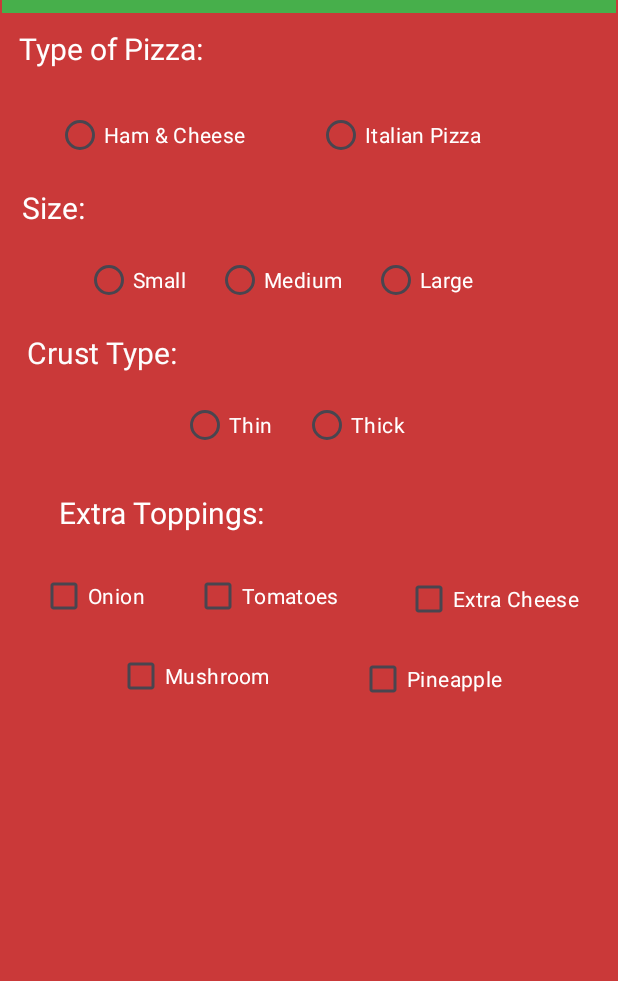
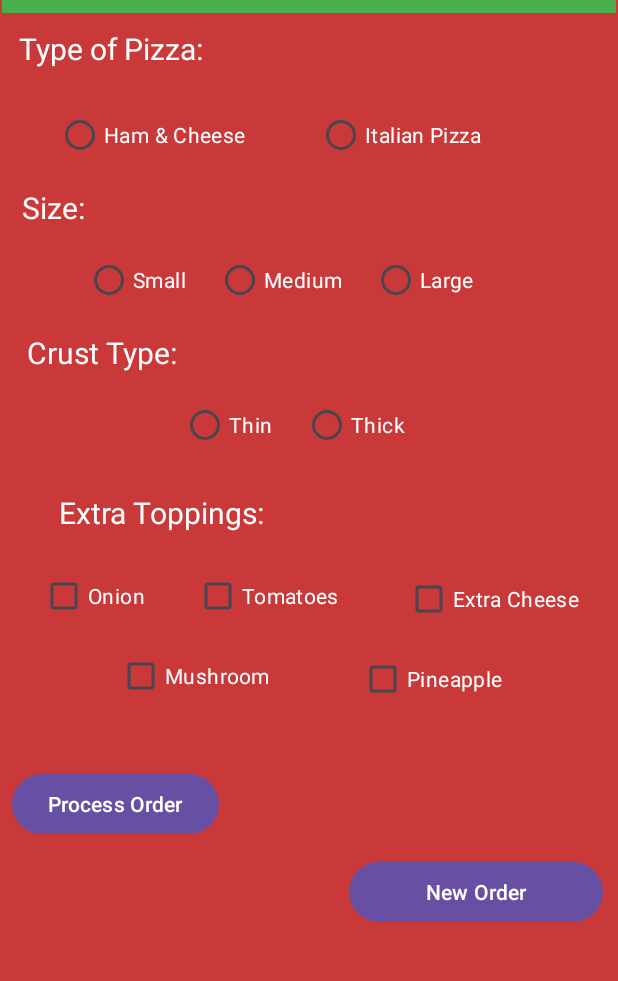
Before and after one commit to jowen-jowen/SliceMeUpPizza, an Android app: the screen it shows after launch (MainActivity), on a phone screen of 412 x 824 dp, the part 83-1064 px from its top. Run offline under Robolectric (Android 15) with nearby library versions, the phone set to English and light mode, and no system bars; Roboto replaces fonts that are not available here.

Commit message:
added the functionality

```diff
--- a/app/src/main/java/com/example/slicemeuppizza/MainActivity.java
+++ b/app/src/main/java/com/example/slicemeuppizza/MainActivity.java
@@ -1,6 +1,10 @@
 package com.example.slicemeuppizza;
 
 import android.os.Bundle;
+import android.widget.Button;
+import android.widget.CheckBox;
+import android.widget.RadioButton;
+import android.widget.Toast;
 
 import androidx.activity.EdgeToEdge;
 import androidx.appcompat.app.AppCompatActivity;
@@ -8,7 +12,13 @@ import androidx.core.graphics.Insets;
 import androidx.core.view.ViewCompat;
 import androidx.core.view.WindowInsetsCompat;
 
+
 public class MainActivity extends AppCompatActivity {
+
+    RadioButton ham, italian, sm, med, lar, thick, thin;
+    Button process;
+
+    CheckBox cheese,mush, onion, tom, pine;
 
     @Override
     protected void onCreate(Bundle savedInstanceState) {
@@ -20,5 +30,87 @@ public class MainActivity extends AppCompatActivity {
             v.setPadding(systemBars.left, systemBars.top, systemBars.right, systemBars.bottom);
             return insets;
         });
+
+        //Radio Button
+        ham = findViewById(R.id.rbHam);
+        italian = findViewById(R.id.rbitalian);
+        sm = findViewById(R.id.rbSmall);
+        med = findViewById(R.id.rbMed);
+        lar = findViewById(R.id.rbLar);
+        thick = findViewById(R.id.rbThick);
+        thin = findViewById(R.id.rbThin);
+
+        //Button
+        process = findViewById(R.id.btnProcess);
+
+        //Check Box
+        cheese = findViewById(R.id.cbExCheese);
+        mush = findViewById(R.id.cbMushrooms);
+        onion = findViewById(R.id.cbOnion);
+        tom = findViewById(R.id.cbTomato);
+        pine = findViewById(R.id.cbPineapple);
+
+        OrderProcessing();
     }
+
+    private void OrderProcessing() {
+        final double ITALIAN_SMALL = 100.00;
+        final double ITALIAN_MEDIUM = 150.00;
+        final double ITALIAN_LARGE = 200.00;
+
+        final double HAM_SMALL = 200.00;
+        final double HAM_MEDIUM = 300.00;
+        final double HAM_LARGE = 400.00;
+
+        final double TOMATO = 10.00;
+        final double ONION = 10.00;
+        final double PINEAPPLE = 15.00;
+        final double CHEESE = 20.00;
+        final double MUSHROOM = 20.00;
+
+        process.setOnClickListener(v -> {
+            double pizzaPrice = 0;
+            double toppingsPrice =0;
+
+            if(ham.isChecked() ){
+                if(sm.isChecked()) {
+                    pizzaPrice = HAM_SMALL;
+                } else if (med.isChecked()) {
+                    pizzaPrice = HAM_MEDIUM;
+                } else if (lar.isChecked()) {
+                    pizzaPrice = HAM_LARGE;
+                }
+            } else if (italian.isChecked()) {
+                if(sm.isChecked()) {
+                    pizzaPrice = ITALIAN_SMALL;
+                } else if (med.isChecked()) {
+                    pizzaPrice = ITALIAN_MEDIUM;
+                } else if (lar.isChecked()) {
+                    pizzaPrice = ITALIAN_LARGE;
+                }
+            }
+
+            double crustType = pizzaPrice;
+            if(thick.isChecked()){
+                crustType = pizzaPrice * 1.5;
+            }
+
+
+            if(onion.isChecked())
+                toppingsPrice +=ONION;
+            if (tom.isChecked())
+                toppingsPrice += TOMATO;
+            if(cheese.isChecked())
+                toppingsPrice += CHEESE;
+            if(mush.isChecked())
+                toppingsPrice += MUSHROOM;
+            if(pine.isChecked())
+                toppingsPrice += PINEAPPLE;
+
+            double totalPrice = crustType + toppingsPrice;
+
+            Toast.makeText(MainActivity.this, "Total Price of the Pizza is: PHP " + totalPrice, Toast.LENGTH_SHORT).show();
+        });
+    }
+
 }
--- a/app/src/main/res/layout/activity_main.xml
+++ b/app/src/main/res/layout/activity_main.xml
@@ -188,7 +188,7 @@
         <RadioButton
             android:id="@+id/rbHam"
             android:layout_width="174dp"
-            android:layout_height="45dp"
+            android:layout_height="48dp"
             android:paddingEnd="25sp"
             android:text="Ham &amp; Cheese"
             android:textColor="#FFFFFF" />
@@ -285,4 +285,30 @@
             android:textColor="#FFFFFF" />
     </RadioGroup>
 
+    <Button
+        android:id="@+id/btnProcess"
+        android:layout_width="wrap_content"
+        android:layout_height="wrap_content"
+        android:layout_marginStart="56dp"
+        android:layout_marginTop="37dp"
+        android:layout_marginEnd="43dp"
+        android:text="Process Order"
+        app:layout_constraintEnd_toStartOf="@+id/btnNewOrder"
+        app:layout_constraintStart_toStartOf="parent"
+        app:layout_constraintTop_toBottomOf="@+id/cbMushrooms" />
+
+    <Button
+        android:id="@+id/btnNewOrder"
+        android:layout_width="169dp"
+        android:layout_height="48dp"
+        android:layout_marginStart="43dp"
+        android:layout_marginTop="35dp"
+        android:layout_marginEnd="58dp"
+        android:layout_marginBottom="92dp"
+        android:text="New Order"
+        app:layout_constraintBottom_toBottomOf="parent"
+        app:layout_constraintEnd_toEndOf="parent"
+        app:layout_constraintStart_toEndOf="@+id/btnProcess"
+        app:layout_constraintTop_toBottomOf="@+id/cbPineapple" />
+
 </androidx.constraintlayout.widget.ConstraintLayout>
```
